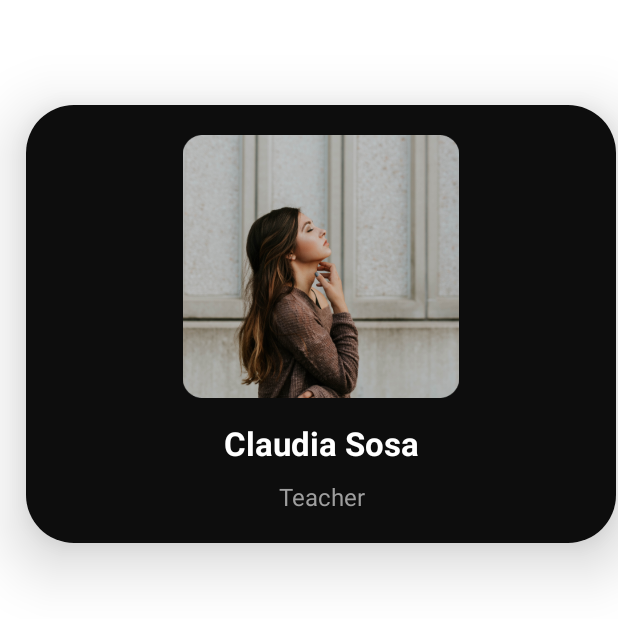
After one commit to Andres-GP/ProtoConf, an Android app: the layout item_author.xml on its own in the app's theme, with its tools: preview values and no code run, on a phone screen of 412 x 824 dp. The commit adds this screen. Shown: the top 619 px of the screen. Run offline under Robolectric (Android 15) with nearby library versions, the phone set to English and light mode, and no system bars.

Commit message:
Fragment_authors and fragment_authors_detail_dialog added(Tested)

```diff
--- /dev/null
+++ b/app/src/main/res/layout/item_author.xml
@@ -0,0 +1,53 @@
+<?xml version="1.0" encoding="utf-8"?>
+<androidx.cardview.widget.CardView
+    xmlns:app="http://schemas.android.com/apk/res-auto"
+    xmlns:android="http://schemas.android.com/apk/res/android"
+    android:background="@color/homepage_cardBackgroundColor"
+    android:layout_width="match_parent"
+    android:layout_height="wrap_content"
+    app:cardCornerRadius="@dimen/homePage_cardCornerRadius"
+    app:cardElevation="25dp"
+    android:layout_marginTop="70dp"
+    android:layout_marginBottom="10dp"
+    android:layout_marginRight="1dp"
+    android:layout_marginLeft="17dp">
+    <LinearLayout
+        android:background="@drawable/authors_card_shape"
+        android:layout_width="match_parent"
+        android:layout_height="wrap_content"
+        android:orientation="vertical">
+
+        <ImageView
+            android:layout_width="match_parent"
+            android:layout_height="@dimen/imageViewHomeHeight"
+            android:layout_marginTop="20dp"
+            android:src="@drawable/claudia_sosa_small_author" />
+
+        <TextView
+            android:layout_width="match_parent"
+            android:layout_height="wrap_content"
+            android:text="@string/ClaudiaSosa_name"
+            android:textStyle="bold"
+            android:textSize="@dimen/homePage_card_titleSize"
+            android:textColor="@color/white"
+            android:layout_marginRight="22dp"
+            android:layout_marginLeft="22dp"
+            android:layout_marginTop="15dp"
+            android:gravity="center_horizontal"/>
+        <TextView
+            android:gravity="center_horizontal"
+            android:layout_width="match_parent"
+            android:layout_height="wrap_content"
+            android:text="@string/ClaudiaSosa_profession"
+            android:textSize="@dimen/homePage_card_descriptionSize"
+            android:layout_marginRight="22dp"
+            android:layout_marginLeft="22dp"
+            android:layout_marginTop="10dp"
+            android:layout_marginBottom="20dp"
+            android:textColor="@color/homepage_descriptionAuthor_textColor"/>
+        />
+
+
+
+    </LinearLayout>
+</androidx.cardview.widget.CardView>
```
Also changed, not shown: app/src/main/res/layout/fragment_authors.xml (+21 -4 lines), app/src/main/res/layout/fragment_authors_detail_dialog.xml (+66 -9 lines).
